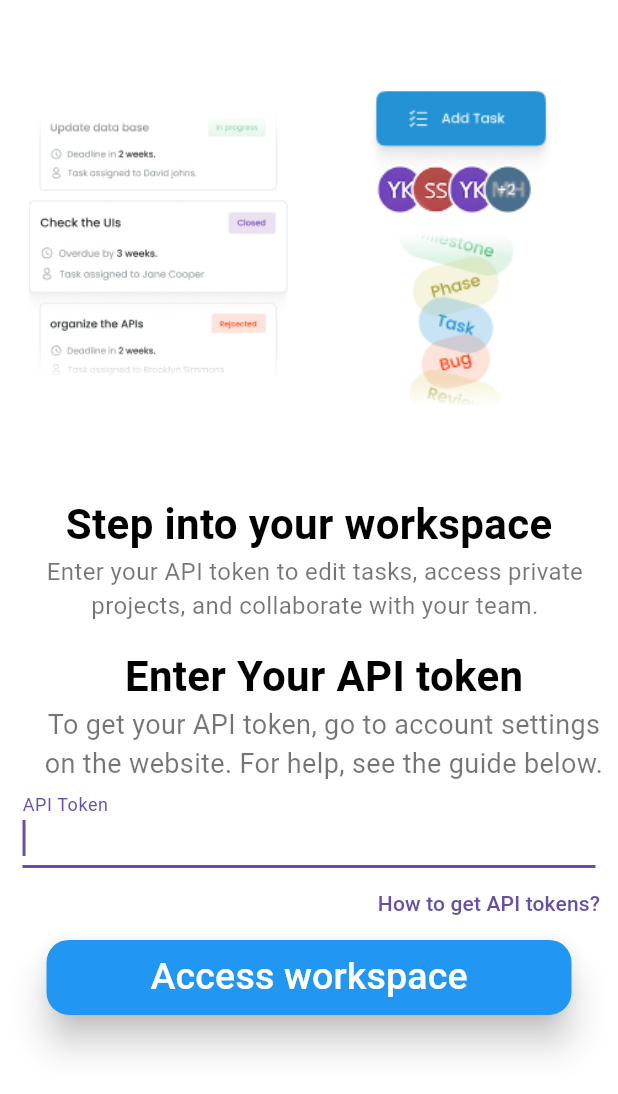
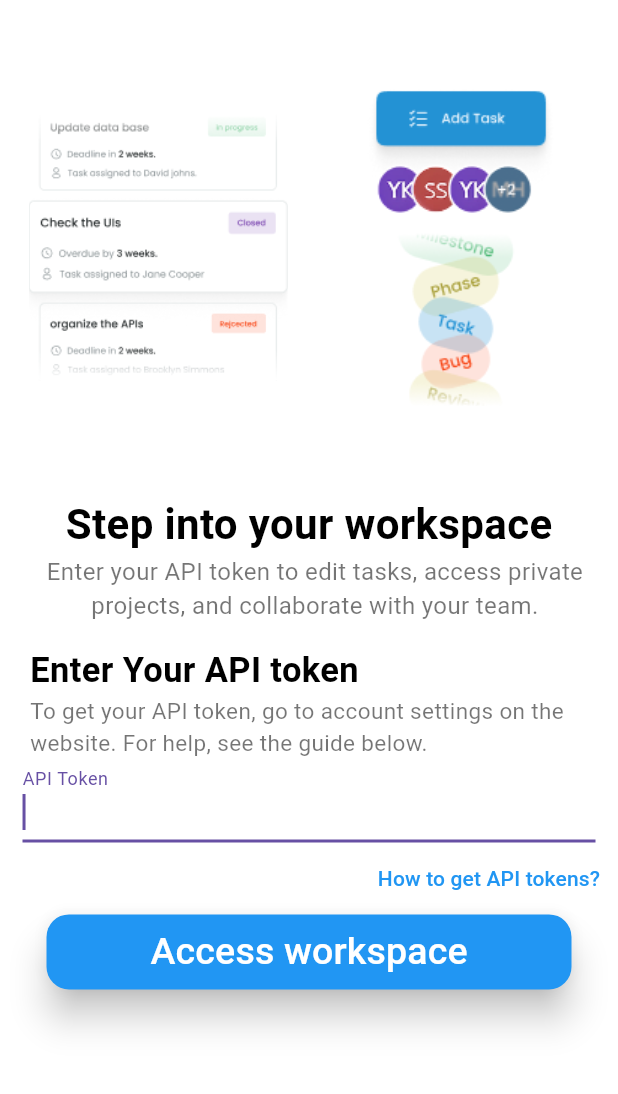
Before and after one commit to teryac/openproject-mobile, a Flutter app: the GetToken screen opened directly, on a phone screen of 412 x 824 dp. Shown: the top 1094 px of the screen. Run offline on Flutter 3.47's test engine with Material 3 defaults, Android fonts, the phone set to English and light mode, and no system bars; our stand-ins replace badges, curved_labeled_navigation_bar, dropdown_button2, easy_date_timeline, fluttericon, fluttertoast and 2 more; accounts and stored records are empty.

Commit message:
a few modifier f code

```diff
--- a/Code/open_project/lib/GetToken.dart
+++ b/Code/open_project/lib/GetToken.dart
@@ -81,22 +81,26 @@ class Token extends State<GetToken> {
               ),
             ),
             const SizedBox(height: 15),
-            const Padding(
-              padding: EdgeInsets.only(left: 20.0),
-              child: Text(
-                "Enter Your API token",
-                style: TextStyle(
-                    fontSize: 28,
+            const Align(
+              alignment: Alignment.centerLeft,
+              child: Padding(
+                padding: EdgeInsets.only(left: 20.0),
+                child: Text(
+                  "Enter Your API token",
+                  style: TextStyle(
+                    fontSize: 23,
                     color: Colors.black,
-                    fontWeight: FontWeight.bold),
+                    fontWeight: FontWeight.bold,
+                  ),
+                ),
               ),
             ),
             const Padding(
               padding: EdgeInsets.only(left: 20.0),
               child: Text(
-                textAlign: TextAlign.center,
+                textAlign: TextAlign.left,
                 "To get your API token, go to account settings on the website. For help, see the guide below.",
-                style: TextStyle(fontSize: 18, color: Colors.black54),
+                style: TextStyle(fontSize: 15, color: Colors.black54),
               ),
             ),
             Padding(
@@ -192,7 +196,10 @@ class Token extends State<GetToken> {
                     },
                   );
                 },
-                child: const Text('How to get API tokens?'),
+                child: const Text(
+                  'How to get API tokens?',
+                  style: TextStyle(color: Colors.blue),
+                ),
               ),
             ),
             SizedBox(
```
Also changed, not shown: Code/open_project/lib/ProcessingProjects.dart (+39 -0 lines), Code/open_project/lib/ShowProjects.dart (+16 -45 lines).
